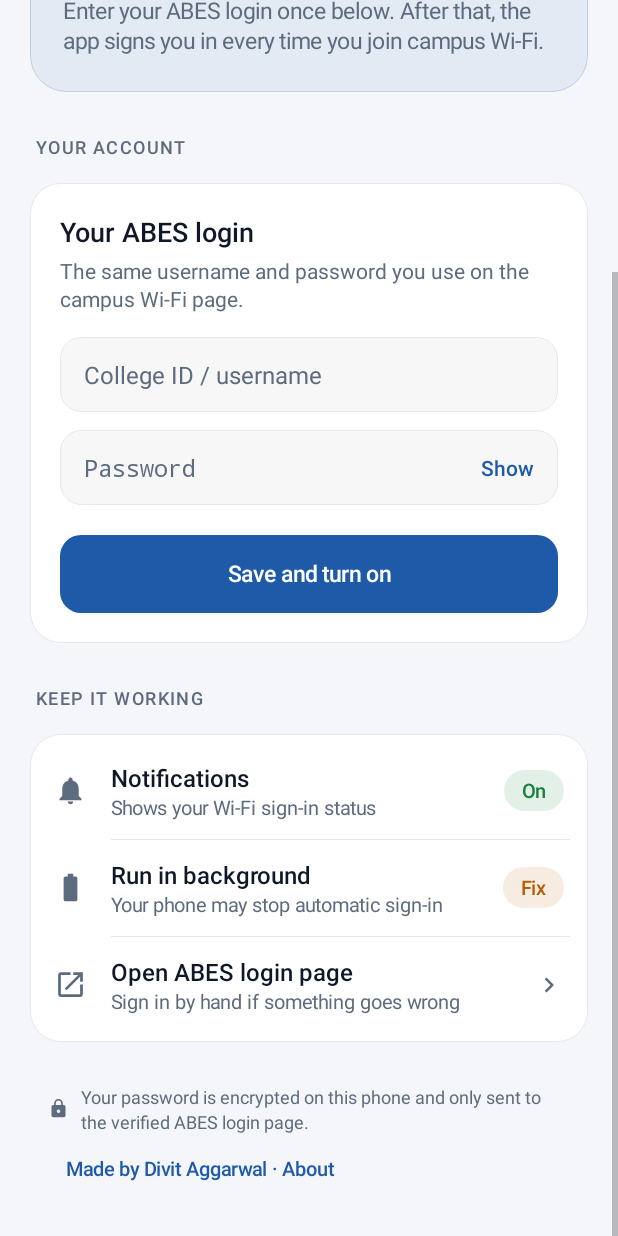
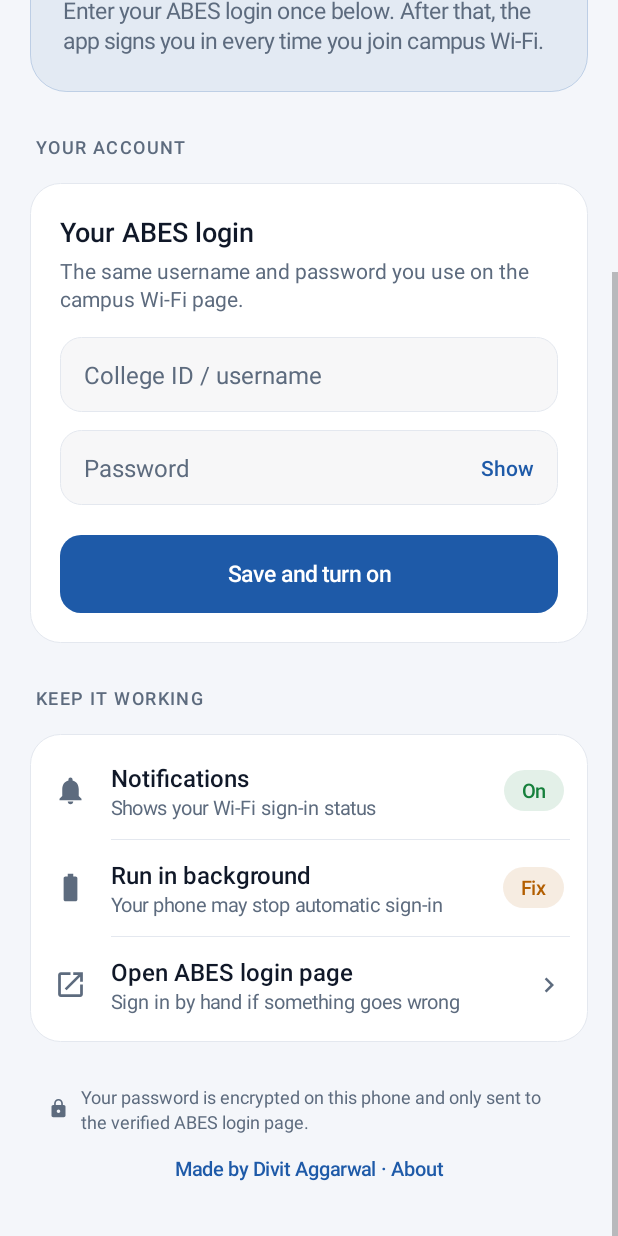
Before and after one commit to Divit-aggarwal/abes-wifi-client, an Android app: the screen it shows after launch (MainActivity), scrolled down 232 dp, on a phone screen of 412 x 824 dp. Run offline under Robolectric (Android 15) with nearby library versions, the phone set to English and light mode, and no system bars; 4 statements that could not run were skipped.

Commit message:
"Sign in now"/Save always send a real login; design polish
Tested on Nothing Phone (3a), Android 17: after a sign-out Android kept
reporting the Wi-Fi as online, so "Sign in now" trusted that and showed
"online" without signing in. User-requested sign-ins now always send a
login when the portal is reachable (the portal confirms if already in).

Polish: password field no longer falls back to monospace; header icon
keeps its own blue in dark mode; footer link centred.

Co-Authored-By: Claude Opus 5.5 <noreply@anthropic.com>

```diff
--- a/app/src/main/java/com/divit/abesclient/MainActivity.kt
+++ b/app/src/main/java/com/divit/abesclient/MainActivity.kt
@@ -90,7 +90,7 @@ class MainActivity : Activity() {
         setPadding(ui.dp(4), ui.dp(12), 0, ui.dp(4))
         addView(ImageView(this@MainActivity).apply {
             setImageResource(R.mipmap.ic_launcher)
-            background = ui.rounded(ui.brand, 14); clipToOutline = true
+            background = ui.rounded(0xFF1E5AA8.toInt(), 14); clipToOutline = true // the icon's own blue
             importantForAccessibility = View.IMPORTANT_FOR_ACCESSIBILITY_NO
         }, LinearLayout.LayoutParams(ui.dp(44), ui.dp(44)))
         addView(LinearLayout(this@MainActivity).apply {
@@ -222,6 +222,7 @@ class MainActivity : Activity() {
                 val hidden = pass.inputType and InputType.TYPE_TEXT_VARIATION_PASSWORD == InputType.TYPE_TEXT_VARIATION_PASSWORD
                 pass.inputType = InputType.TYPE_CLASS_TEXT or
                     (if (hidden) InputType.TYPE_TEXT_VARIATION_VISIBLE_PASSWORD else InputType.TYPE_TEXT_VARIATION_PASSWORD)
+                pass.typeface = android.graphics.Typeface.create("sans-serif", android.graphics.Typeface.NORMAL)
                 pass.setSelection(pass.text.length)
                 text = if (hidden) "Hide" else "Show"
                 contentDescription = if (hidden) "Hide password" else "Show password"
@@ -290,6 +291,7 @@ class MainActivity : Activity() {
                 12f, ui.muted).apply { setPadding(ui.dp(8), 0, 0, 0) })
         })
         addView(ui.label("Made by ${Developer.NAME} · About", 13f, ui.brand, 500).apply {
+            gravity = Gravity.CENTER
             setPadding(ui.dp(12), ui.dp(14), ui.dp(12), ui.dp(4))
             setOnClickListener { startActivity(Intent(this@MainActivity, AboutActivity::class.java)) }
         })
--- a/app/src/main/java/com/divit/abesclient/Ui.kt
+++ b/app/src/main/java/com/divit/abesclient/Ui.kt
@@ -102,6 +102,7 @@ class Ui(private val ctx: Context) {
         this.hint = hint; textSize = 16f; setTextColor(this@Ui.text); setHintTextColor(muted); isSingleLine = true
         inputType = InputType.TYPE_CLASS_TEXT or
             (if (secret) InputType.TYPE_TEXT_VARIATION_PASSWORD else InputType.TYPE_TEXT_FLAG_NO_SUGGESTIONS)
+        typeface = Typeface.create("sans-serif", Typeface.NORMAL) // password fields default to monospace
         background = rounded(tint(this@Ui.text, if (dark) 0.06f else 0.035f), 14, outline)
         setPadding(dp(16), dp(14), dp(16), dp(14))
         layoutParams = LinearLayout.LayoutParams(MATCH_PARENT, WRAP_CONTENT).apply { topMargin = dp(12) }
```
Also changed, not shown: app/src/main/java/com/divit/abesclient/WifiMonitorService.kt (+5 -5 lines).
